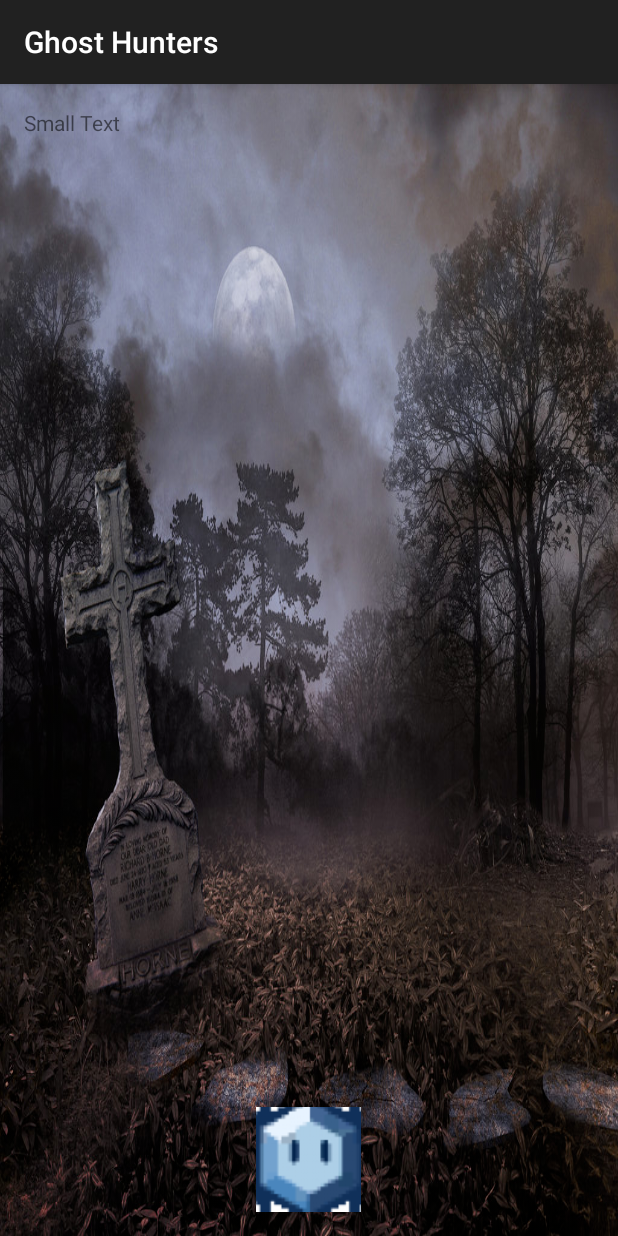
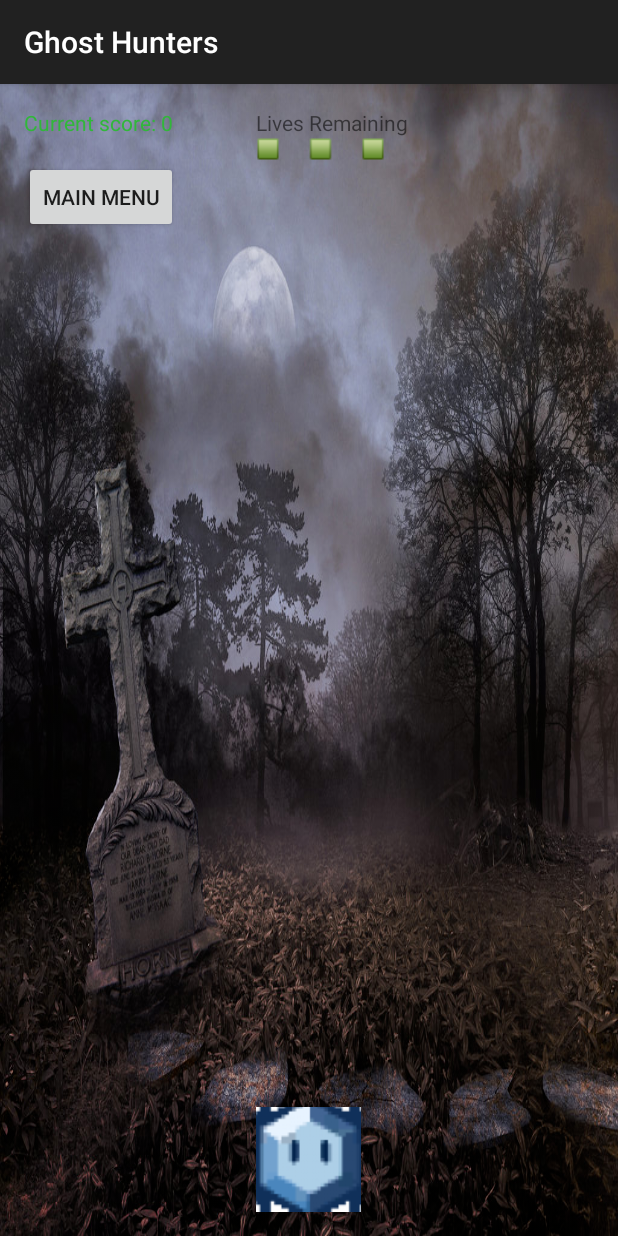
Before and after one commit to bgreenawald/Group5GhostHunter, an Android app: the MainActivity2 screen opened directly, with no data from a screen before it, on a phone screen of 412 x 824 dp. Run offline under Robolectric (Android 15) with nearby library versions, the light colour scheme and no system bars.

Commit message:
Third Edit
Has bullet and ghost functionality as well as some end game
functionality. Has one major bug that I need to figure out

```diff
--- a/app/src/main/res/layout/activity_main_activity2.xml
+++ b/app/src/main/res/layout/activity_main_activity2.xml
@@ -21,17 +21,61 @@
         android:layout_width="wrap_content"
         android:layout_height="wrap_content"
         android:textAppearance="?android:attr/textAppearanceSmall"
-        android:text="Small Text"
+        android:text="@string/score"
         android:id="@+id/score"
         android:layout_alignParentTop="true"
         android:layout_alignParentLeft="true"
+        android:layout_alignParentStart="true"
+        android:textColor="#ff31b73a" />
+
+    <TextView
+        android:layout_width="wrap_content"
+        android:layout_height="wrap_content"
+        android:textAppearance="?android:attr/textAppearanceSmall"
+        android:text="@string/lives"
+        android:id="@+id/textView9"
+        android:layout_alignParentTop="true"
+        android:layout_alignLeft="@+id/character_icon"
+        android:layout_alignStart="@+id/character_icon" />
+
+    <ImageView
+        android:layout_width="wrap_content"
+        android:layout_height="wrap_content"
+        android:id="@+id/imageView2"
+        android:src="@drawable/life_icon"
+        android:layout_below="@+id/textView9"
+        android:layout_alignLeft="@+id/textView9"
+        android:layout_alignStart="@+id/textView9" />
+
+    <ImageView
+        android:layout_width="wrap_content"
+        android:layout_height="wrap_content"
+        android:id="@+id/imageView3"
+        android:src="@drawable/life_icon"
+        android:layout_toEndOf="@+id/character_icon"
+        android:layout_below="@+id/textView9"
+        android:layout_toRightOf="@+id/character_icon" />
+
+    <ImageView
+        android:layout_width="wrap_content"
+        android:layout_height="wrap_content"
+        android:id="@+id/imageView4"
+        android:src="@drawable/life_icon"
+        android:layout_alignRight="@+id/character_icon"
+        android:layout_alignEnd="@+id/character_icon"
+        android:layout_below="@+id/textView9"
+        android:layout_toRightOf="@+id/imageView2"
+        android:layout_toEndOf="@+id/imageView2" />
+
+    <Button
+        style="?android:attr/buttonStyleSmall"
+        android:layout_width="wrap_content"
+        android:layout_height="wrap_content"
+        android:text="@string/main_menu"
+        android:id="@+id/button3"
+        android:layout_below="@+id/imageView2"
+        android:layout_alignParentLeft="true"
         android:layout_alignParentStart="true" />
 
-    <!--<ImageView-->
-        <!--android:layout_width="wrap_content"-->
-        <!--android:layout_height="wrap_content"-->
-        <!--android:id="@+id/bullet_icon"-->
-        <!--android:src="@drawable/bullet"-->
-        <!--android:layout_alignParentBottom="true"-->
-        <!--android:layout_centerHorizontal="true"/>-->
+
 </RelativeLayout>
```
Also changed, not shown: app/src/main/AndroidManifest.xml (+9 -12 lines), app/src/main/java/bhg5yd/cs2110/virginia/edu/group5ghosthunter/HowToPlay.java (added, +55 -0 lines), app/src/main/java/bhg5yd/cs2110/virginia/edu/group5ghosthunter/MainActivity.java (+10 -0 lines), app/src/main/java/bhg5yd/cs2110/virginia/edu/group5ghosthunter/MainActivity2.java (+269 -30 lines), app/src/main/res/layout/activity_how_to_play.xml (added, +29 -0 lines), app/src/main/res/layout/activity_main.xml (+23 -3 lines), app/src/main/res/menu/menu_how_to_play.xml (added, +7 -0 lines), app/src/main/res/values/strings.xml (+14 -2 lines), app/src/main/res/drawable/life_icon.png (added).
